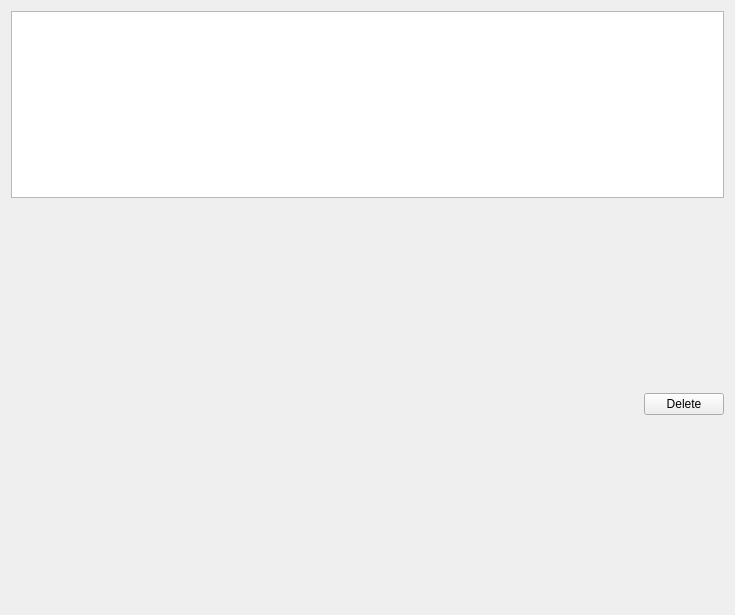
This is edgemanipulator.ui in jaejunlee0538/manual_pos_graph_slam as Qt 5 draws it before an edit. The edited form follows.
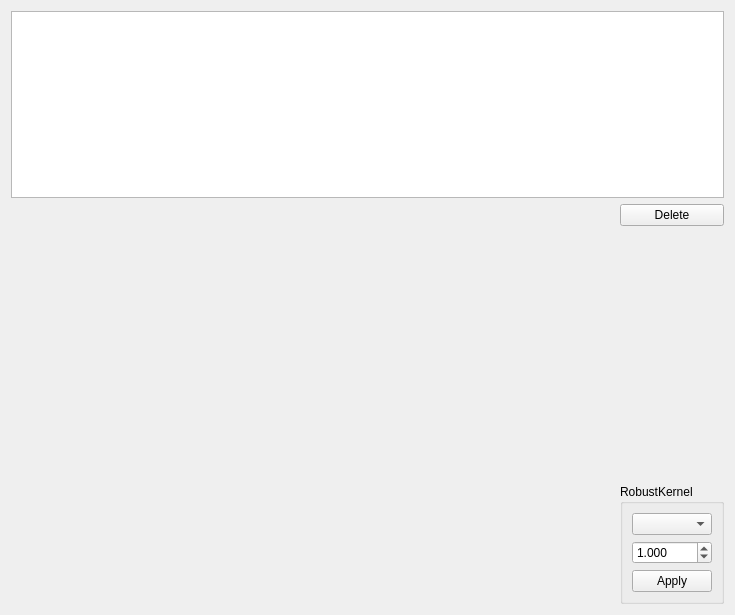
This is the edited form. Custom widgets are drawn as their Qt base class.

Commit message: Robust kernel, export 2D intensity map

What changed in the file:
```diff
--- a/edgemanipulator.ui
+++ b/edgemanipulator.ui
@@ -57,6 +57,54 @@
          </property>
         </widget>
        </item>
+       <item>
+        <spacer name="verticalSpacer">
+         <property name="orientation">
+          <enum>Qt::Vertical</enum>
+         </property>
+         <property name="sizeHint" stdset="0">
+          <size>
+           <width>20</width>
+           <height>40</height>
+          </size>
+         </property>
+        </spacer>
+       </item>
+       <item>
+        <widget class="QGroupBox" name="groupBox">
+         <property name="title">
+          <string>RobustKernel</string>
+         </property>
+         <layout class="QVBoxLayout" name="verticalLayout_3">
+          <item>
+           <widget class="QComboBox" name="comboBox_RobustKernel"/>
+          </item>
+          <item>
+           <widget class="QDoubleSpinBox" name="doubleSpinBox_KernelWidth">
+            <property name="decimals">
+             <number>3</number>
+            </property>
+            <property name="maximum">
+             <double>100.000000000000000</double>
+            </property>
+            <property name="singleStep">
+             <double>1.000000000000000</double>
+            </property>
+            <property name="value">
+             <double>1.000000000000000</double>
+            </property>
+           </widget>
+          </item>
+          <item>
+           <widget class="QPushButton" name="pushButton_RobustKernel_Apply">
+            <property name="text">
+             <string>Apply</string>
+            </property>
+           </widget>
+          </item>
+         </layout>
+        </widget>
+       </item>
       </layout>
      </item>
     </layout>
```
The commit also changes 10 other files.
